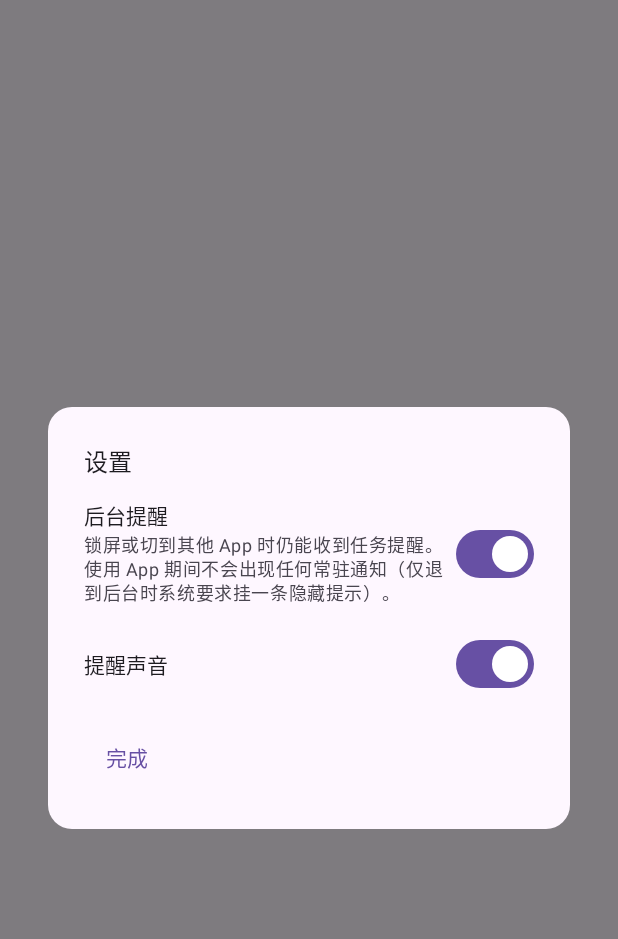
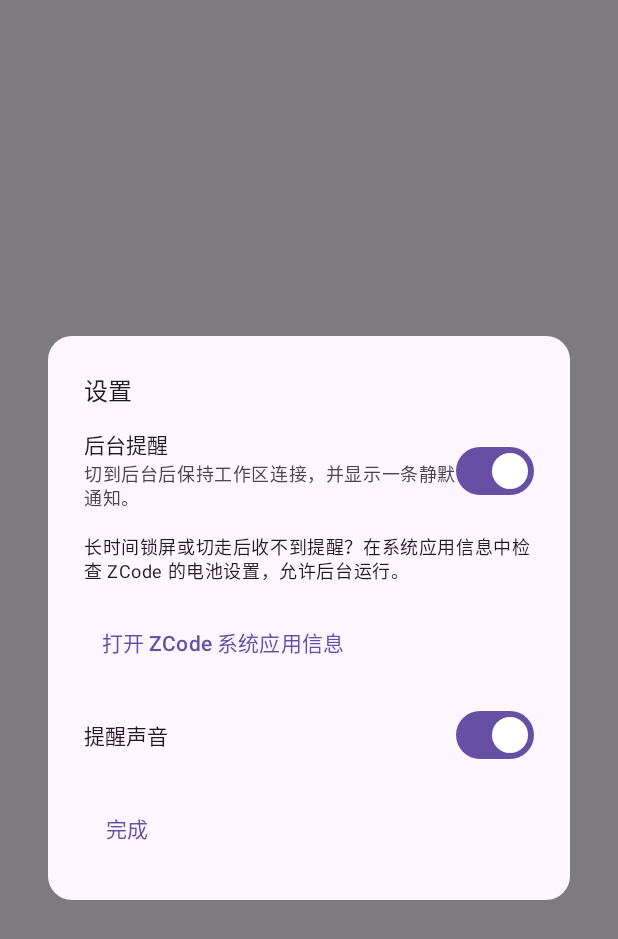
Before and after one commit to ElsaArendelle/ZCode-Mobile, an Android app built with Jetpack Compose: the composable SettingsDialog shown on its own in the app's theme, on a phone screen of 412 x 824 dp. Shown: the top 939 px of the screen. Run offline under Robolectric (Android 15) with nearby library versions, the phone set to English and light mode, and no system bars; pictures from the network do not load; 6 statements that could not run were skipped.

Commit message:
新增后台运行设置入口和华为配置指引，版本升至 1.0.1
问题：
1. 部分华为手机长时间切到后台后，系统可能清理 ZCode 进程，导致任务提醒中断，重新打开应用时需要重连。
2. 应用内缺少系统后台运行设置入口，用户难以找到「允许后台活动」开关。

处理：
1. 在「后台提醒」设置中新增本应用的系统信息入口，华为设备显示「耗电详情 → 启动管理」的配置步骤。
2. 更新 README 和开发文档，补充后台断连排查方法，并记录华为实机连续后台约 31 分半后收到任务通知的验证结果。
3. 将 versionName 升至 1.0.1、versionCode 升至 2，更新 APK 下载与构建说明。

```diff
--- a/app/build.gradle.kts
+++ b/app/build.gradle.kts
@@ -28,8 +28,8 @@ android {
         applicationId = "com.autosquare.zcode.mobile"
         minSdk = 31
         targetSdk = 34
-        versionCode = 1
-        versionName = "1.0.0"
+        versionCode = 2
+        versionName = "1.0.1"
 
         testInstrumentationRunner = "androidx.test.runner.AndroidJUnitRunner"
     }
--- a/app/src/main/java/com/autosquare/zcode/mobile/ui/WebScreen.kt
+++ b/app/src/main/java/com/autosquare/zcode/mobile/ui/WebScreen.kt
@@ -1,6 +1,8 @@
 package com.autosquare.zcode.mobile.ui
 
 import android.annotation.SuppressLint
+import android.content.ActivityNotFoundException
+import android.content.Intent
 import android.content.pm.ApplicationInfo
 import android.graphics.Bitmap
 import android.net.Uri
@@ -8,6 +10,7 @@ import android.os.Build
 import android.os.Handler
 import android.os.Looper
 import android.os.Message
+import android.provider.Settings
 import android.util.Log
 import android.view.ViewGroup
 import android.webkit.CookieManager
@@ -18,11 +21,14 @@ import android.webkit.WebResourceRequest
 import android.webkit.WebView
 import android.webkit.WebViewClient
 import android.webkit.RenderProcessGoneDetail
+import android.widget.Toast
 import androidx.activity.compose.BackHandler
 import androidx.activity.compose.rememberLauncherForActivityResult
 import androidx.activity.result.contract.ActivityResultContracts
 import androidx.compose.foundation.background
 import androidx.compose.foundation.clickable
+import androidx.compose.foundation.rememberScrollState
+import androidx.compose.foundation.verticalScroll
 import androidx.compose.foundation.layout.Arrangement
 import androidx.compose.foundation.layout.Box
 import androidx.compose.foundation.layout.Column
@@ -663,7 +669,7 @@ private fun SettingsDialog(onDismiss: () -> Unit) {
             color = MaterialTheme.colorScheme.surface,
             shape = MaterialTheme.shapes.large,
         ) {
-            Column(modifier = Modifier.padding(24.dp), verticalArrangement = Arrangement.spacedBy(14.dp)) {
+            Column(modifier = Modifier.verticalScroll(rememberScrollState()).padding(24.dp), verticalArrangement = Arrangement.spacedBy(14.dp)) {
                 Text(stringResource(R.string.menu_settings), style = MaterialTheme.typography.titleMedium)
                 Row(verticalAlignment = Alignment.CenterVertically) {
                     Column(Modifier.weight(1f)) {
@@ -686,6 +692,23 @@ private fun SettingsDialog(onDismiss: () -> Unit) {
                         },
                     )
                 }
+                if (keepalive) {
+                    val hint = if (Build.MANUFACTURER.equals("HUAWEI", ignoreCase = true)) {
+                        R.string.settings_background_huawei
+                    } else {
+                        R.string.settings_background_system
+                    }
+                    Text(stringResource(hint), style = MaterialTheme.typography.bodySmall)
+                    TextButton(onClick = {
+                        val details = Intent(Settings.ACTION_APPLICATION_DETAILS_SETTINGS,
+                            Uri.fromParts("package", context.packageName, null))
+                        try {
+                            context.startActivity(details)
+                        } catch (_: ActivityNotFoundException) {
+                            Toast.makeText(context, R.string.settings_background_manual, Toast.LENGTH_LONG).show()
+                        }
+                    }) { Text(stringResource(R.string.settings_background_open)) }
+                }
                 Row(verticalAlignment = Alignment.CenterVertically) {
                     Column(Modifier.weight(1f)) {
                         Text(stringResource(R.string.settings_sound))
--- a/app/src/main/res/values/strings.xml
+++ b/app/src/main/res/values/strings.xml
@@ -17,7 +17,11 @@
     <string name="menu_reload">刷新页面</string>
     <string name="menu_settings">设置</string>
     <string name="settings_keepalive">后台提醒</string>
-    <string name="settings_keepalive_desc">锁屏或切到其他 App 时仍能收到任务提醒。使用 App 期间不会出现任何常驻通知（仅退到后台时系统要求挂一条隐藏提示）。</string>
+    <string name="settings_keepalive_desc">切到后台后保持工作区连接，并显示一条静默通知。</string>
+    <string name="settings_background_huawei">长时间锁屏或切走后收不到提醒？在应用信息中打开「耗电详情 → 启动管理」，关闭「自动管理」，开启「允许后台活动」。部分机型可在系统设置中搜索「应用启动管理」。</string>
+    <string name="settings_background_system">长时间锁屏或切走后收不到提醒？在系统应用信息中检查 ZCode 的电池设置，允许后台运行。</string>
+    <string name="settings_background_open">打开 ZCode 系统应用信息</string>
+    <string name="settings_background_manual">请在系统设置的应用列表中打开 ZCode。</string>
     <string name="settings_sound">提醒声音</string>
     <string name="web_offline">页面加载失败，请检查网络</string>
     <string name="web_retry">重试</string>
```
Also changed, not shown: 2 other files.
